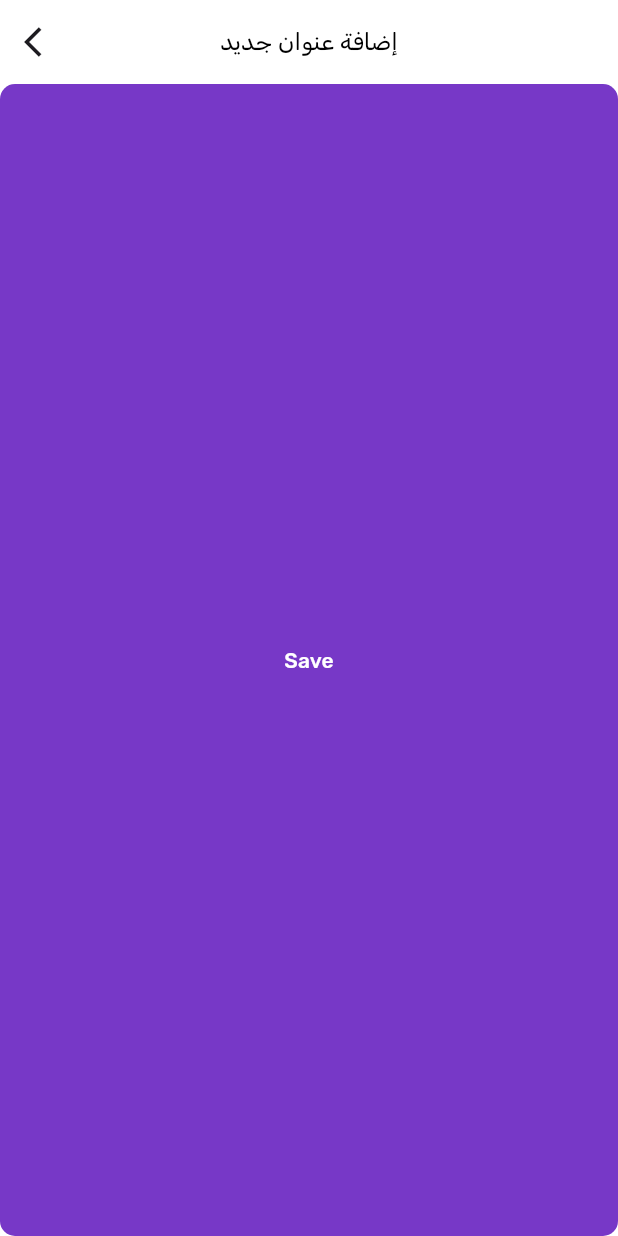
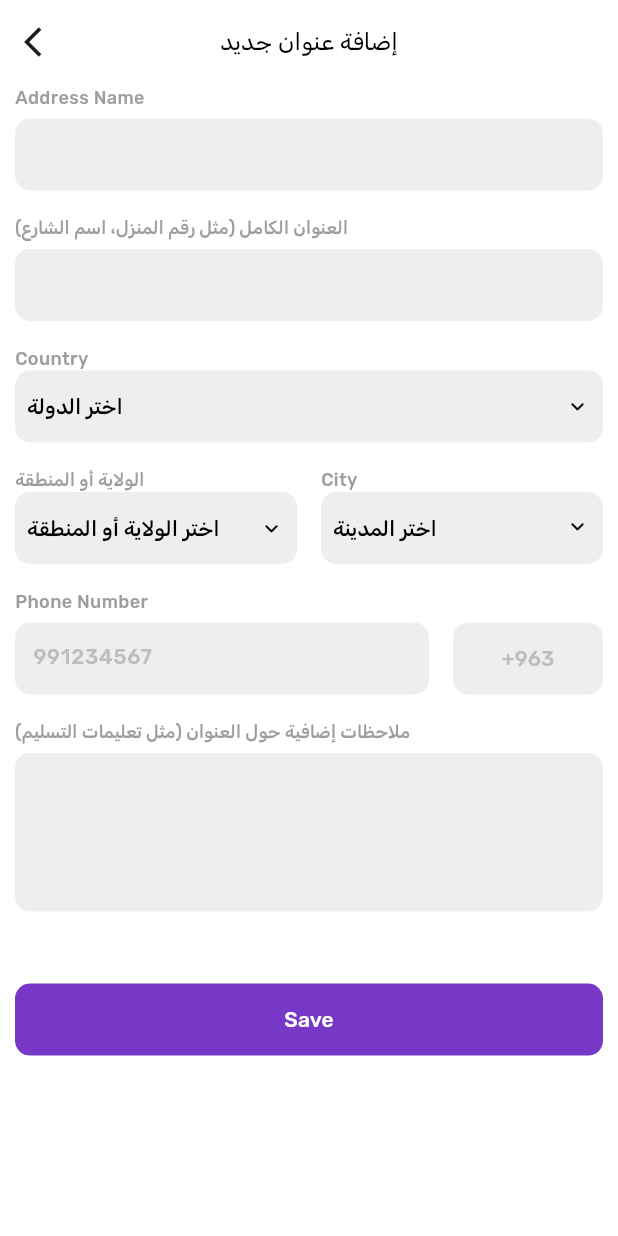
Before and after one commit to Muhammed-Hayr-Ali/Marketna_e-commerce, a Flutter app: the ManageAddressesScreen screen opened directly, after a tap on "إضافة عنوان جديد", on a phone screen of 412 x 824 dp. Run offline on Flutter 3.47's test engine with Material 3 defaults, Android fonts, the phone set to English and light mode, and no system bars; our stand-ins replace cached_network_image, flutter_holo_date_picker, flutter_svg, fluttertoast, geolocator, get and 7 more; missing offline and left inert: flutter_pin_code_fields; accounts and stored records are empty; statements that could not run were skipped.

Commit message:
Initial commit

```diff
--- a/lib/main.dart
+++ b/lib/main.dart
@@ -4,7 +4,6 @@ void main() async {
   WidgetsFlutterBinding.ensureInitialized();
   debugPrint('Initializing app...');
   /// Initialize GetStorage
-  /// TEXT
   await GetStorage.init();
   /// Initialize Supabase
   await Supabase.initialize(
--- a/lib/screens/addresses/adaaress_add/add_address_screen.dart
+++ b/lib/screens/addresses/adaaress_add/add_address_screen.dart
@@ -14,11 +14,7 @@ class AddAddressScreen extends StatelessWidget {
         ),
         title: const CustomText('add_new_address'),
       ),
-      body: Stack(
-        fit: StackFit.expand,
-        alignment: Alignment.bottomCenter,
-        children: [
-          SingleChildScrollView(
+      body: SingleChildScrollView(
         child: Padding(
           padding: EdgeInsets.symmetric(horizontal: 10),
           child: Column(
@@ -42,8 +38,7 @@ class AddAddressScreen extends StatelessWidget {
                     CustomTextField(
                       label: 'street_address'.tr,
                       controller: _.streetAddressController,
-                          validator:
-                              (value) => Validators.streetAddress(value!),
+                      validator: (value) => Validators.streetAddress(value!),
                     ),
 
                     /// space
@@ -54,9 +49,7 @@ class AddAddressScreen extends StatelessWidget {
                       countryPickerMode: CountryPickerMode.address,
                       onChangedCountry: ({required name, required code}) {
                         _.country = name; // Update the country
-                            _.updateCountryCode(
-                              code,
-                            ); // Update the country code
+                        _.updateCountryCode(code); // Update the country code
                       },
 
                       onChangedProvince: (value) => _.stateProvince = value,
@@ -117,10 +110,6 @@ class AddAddressScreen extends StatelessWidget {
 
               /// space
               const SizedBox(height: 48.0),
-                ],
-              ),
-            ),
-          ),
 
               /// save button
               Obx(
@@ -135,6 +124,8 @@ class AddAddressScreen extends StatelessWidget {
               ),
             ],
           ),
+        ),
+      ),
     );
   }
 }
--- a/lib/screens/addresses/addresses_manage/manage_addresses_screen.dart
+++ b/lib/screens/addresses/addresses_manage/manage_addresses_screen.dart
@@ -1,4 +1,3 @@
-import 'package:application/screens/addresses/addresses_manage/widgets/address_card.dart';
 import 'package:application/utils/import.dart';
 
 class ManageAddressesScreen extends StatelessWidget {
@@ -8,62 +7,6 @@ class ManageAddressesScreen extends StatelessWidget {
 
   void _navigateToScreen(String route) {
     Get.toNamed(route);
-  }
-
-Widget noAddressesWidget() {
-    return Center(
-      child: Column(
-        mainAxisAlignment: MainAxisAlignment.center,
-        children: [
-          SvgPicture.asset(AppAssets.noLocation, width: Get.width * 0.4),
-          const SizedBox(height: 24),
-          const CustomText('no_addresses', fontSize: 18),
-          const SizedBox(height: 16),
-          CustomButton(
-            width: 200,
-            buttonColor: AppColors.primaryColor,
-            child: CustomText('add_new_address', color: AppColors.white),
-            onPressed: () => _navigateToScreen(AppRoutes.ADD_ADDRESSES_SCREEN),
-          ),
-        ],
-      ),
-    );
-  }
-  /// A widget for displaying an address card with all of its details.
-  ///
-  /// This widget takes an [AddressModel] and displays its details in a card.
-  /// It shows the address name, street address, city, state/province, country, phone
-  /// number, notes, and location (latitude and longitude).
-  ///
-  /// The purpose of this widget is to provide a quick way to display an address
-  Widget addressesWidget(Address address) {
-    return Card(
-      elevation: 0,
-      shape: RoundedRectangleBorder(borderRadius: BorderRadius.circular(10)),
-
-      child: Column(
-        children: [
-          const CustomText('address_name'),
-          CustomText(address.addressName ?? ''),
-          const CustomText('street_address'),
-          CustomText(address.streetAddress ?? ''),
-          const CustomText('city'),
-          CustomText(address.city ?? ''),
-          const CustomText('state/province'),
-          CustomText(address.stateProvince ?? ''),
-          const CustomText('country'),
-          CustomText(address.country ?? ''),
-          const CustomText('phone_number'),
-          CustomText(address.countryCode ?? ''),
-          CustomText(address.phoneNumber ?? ''),
-          const CustomText('notes'),
-          CustomText(address.notes ?? ''),
-          const CustomText('location'),
-          CustomText('latitude ${address.location!['latitude']}'),
-          CustomText('longitude ${address.location!['longitude']}'),
-        ],
-      ),
-    );
   }
 
   @override
@@ -79,9 +22,6 @@ Widget noAddressesWidget() {
       ),
       body: Padding(
         padding: const EdgeInsets.symmetric(horizontal: 10.0),
-        child: Column(
-          children: [
-            Expanded(
         child: Obx(
           () =>
               _.isLoading.value
@@ -105,15 +45,6 @@ Widget noAddressesWidget() {
                   ),
         ),
       ),
-            CustomButton(
-              width: double.infinity,
-              buttonColor: AppColors.primaryColor,
-              child: CustomText('add_new_address', color: AppColors.white),
-              onPressed: () => _navigateToScreen(AppRoutes.ADD_ADDRESSES_SCREEN),
-            ),
-          ],
-        ),
-      ),
     );
   }
 }
--- /dev/null
+++ b/lib/screens/addresses/addresses_manage/widgets/no_addresses.dart
@@ -0,0 +1,24 @@
+import 'package:application/utils/import.dart';
+
+Widget noAddressesWidget() {
+  return Center(
+    child: Column(
+      mainAxisAlignment: MainAxisAlignment.center,
+      children: [
+        SvgPicture.asset(AppAssets.noLocation, width: Get.width * 0.25),
+        const SizedBox(height: 24),
+        const CustomText('no_addresses', fontSize: 14),
+
+        const SizedBox(height: 32),
+
+        CustomButton(
+          padding: EdgeInsets.symmetric(horizontal: 16),
+          height: 40,
+          borderRadius: 60,
+          onPressed: () => Get.toNamed(AppRoutes.ADD_ADDRESSES_SCREEN),
+          child: CustomText('add_new_address'.tr),
+        ),
+      ],
+    ),
+  );
+}
--- a/lib/utils/import.dart
+++ b/lib/utils/import.dart
@@ -90,6 +90,8 @@ export 'package:application/widgets/custom_notification.dart';
 export 'package:application/widgets/custom_text.dart';
 export 'package:application/widgets/custom_text_field.dart';
 export 'package:cached_network_image/cached_network_image.dart';
+export 'package:application/screens/addresses/addresses_manage/widgets/address_card.dart';
+export 'package:application/screens/addresses/addresses_manage/widgets/no_addresses.dart';
 // ==============================
 // **External Packages**
 // ==============================
```
Also changed, not shown: lib/myapp.dart (+9 -1 lines). Lines whose indentation alone changed are shown as unchanged.
